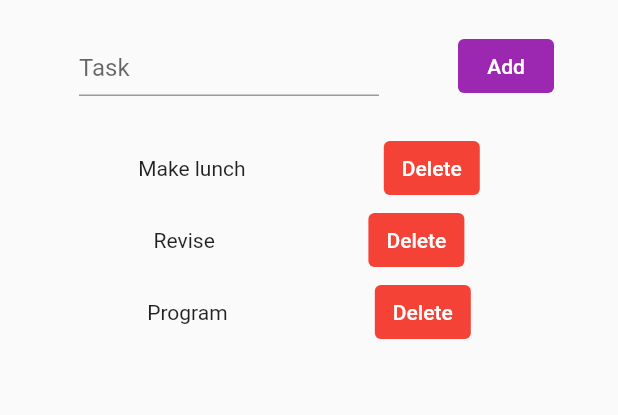
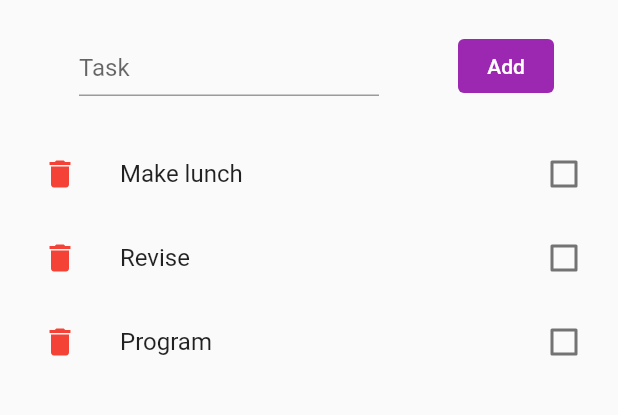
Before and after one commit to RangerVinven/Todo-List, a Flutter app: the screen it shows after launch, on a phone screen of 412 x 824 dp, the part 84-499 px from its top. Run offline on Flutter 3.47's test engine with Material 2 defaults, Android fonts, the phone set to English and light mode, and no system bars; our stand-ins replace rflutter_alert.

Commit message:
Changed the tasks to a CheckboxListTile widget

```diff
--- a/lib/Task.dart
+++ b/lib/Task.dart
@@ -4,6 +4,5 @@ class Task {
 
   Task(String task) {
     taskName = task;
-    isCompleted = false;
   }
 }
--- a/lib/main.dart
+++ b/lib/main.dart
@@ -101,23 +101,91 @@ class _TodoListState extends State<TodoList> {
         ),
         SizedBox(height: 20),
         Column(
-          children: _showTasks(),
-        )
+          children: _showTasks()
+        ),
       ],
     );
   }
 
   List<Widget> _showTasks() {
+    List<Widget> newTasks = [];
 
-    List<Widget> taskRows = [];
+    tasks.forEach((task) {
+      newTasks.add(CheckboxListTile(
+        title: Text(task.taskName),
+        value: task.isCompleted,
+        secondary: IconButton(
+          icon: Icon(Icons.delete, color: Colors.red),
+          onPressed: () {
+            deleteTask(task);
+          },
+        ),
+        onChanged: (newValue) {
+          setState(() {
+            task.isCompleted = !task.isCompleted;
+          });
+        },
+      ),
+      );
+    });
 
-    tasks.forEach((task) => {
-      taskRows.add(Row(
-        mainAxisAlignment: MainAxisAlignment.spaceEvenly,
-        children: [
-          Text(task.taskName),
-          TextButton(
-            onPressed: () {
+    return newTasks;
+
+  }
+
+  // List<Widget> _showTasks() {
+  //
+  //   List<Widget> taskRows = [];
+  //
+  //   tasks.forEach((task) => {
+  //     taskRows.add(Container(
+  //       width: 200,
+  //       height: 10,
+  //       child: Row(
+  //         mainAxisAlignment: MainAxisAlignment.spaceEvenly,
+  //         children: [
+  //           CheckboxListTile(
+  //             title: Text("Test"),
+  //             value: false,
+  //             secondary: Icon(Icons.hourglass_empty),
+  //             onChanged: (newValue) {
+  //             },
+  //           ),
+  //           // Text(task.taskName),
+  //           // TextButton(
+  //           //   onPressed: () {
+  //           //     List<Task> newTasksList = [];
+  //           //
+  //           //     // Adds to newTasksList if current task isn't the one the user wants to delete
+  //           //     tasks.forEach((taskInList) {
+  //           //       if(taskInList.taskName != task.taskName) {
+  //           //         newTasksList.add(taskInList);
+  //           //       }
+  //           //     });
+  //           //
+  //           //     setState(() {
+  //           //       tasks = newTasksList;
+  //           //     });
+  //           //   },
+  //           //   child: Text(
+  //           //     "Delete",
+  //           //     style: TextStyle(
+  //           //       color: Colors.white,
+  //           //     ),
+  //           //   ),
+  //           //   style: ButtonStyle(
+  //           //     backgroundColor: MaterialStateProperty.all(Colors.red),
+  //           //   ),
+  //           // ),
+  //         ],
+  //       ),
+  //     ))
+  //   });
+  //
+  //   return taskRows;
+  // }
+
+  void deleteTask(Task task) {
     List<Task> newTasksList = [];
 
       // Adds to newTasksList if current task isn't the one the user wants to delete
@@ -130,21 +198,6 @@ class _TodoListState extends State<TodoList> {
       setState(() {
         tasks = newTasksList;
       });
-            },
-            child: Text(
-              "Delete",
-              style: TextStyle(
-                color: Colors.white,
-              ),
-            ),
-            style: ButtonStyle(
-              backgroundColor: MaterialStateProperty.all(Colors.red),
-            ),
-          ),
-        ],
-      ))
-    });
+  }
 
-    return taskRows;
 }
-}
```
Lines whose indentation alone changed are shown as unchanged.
